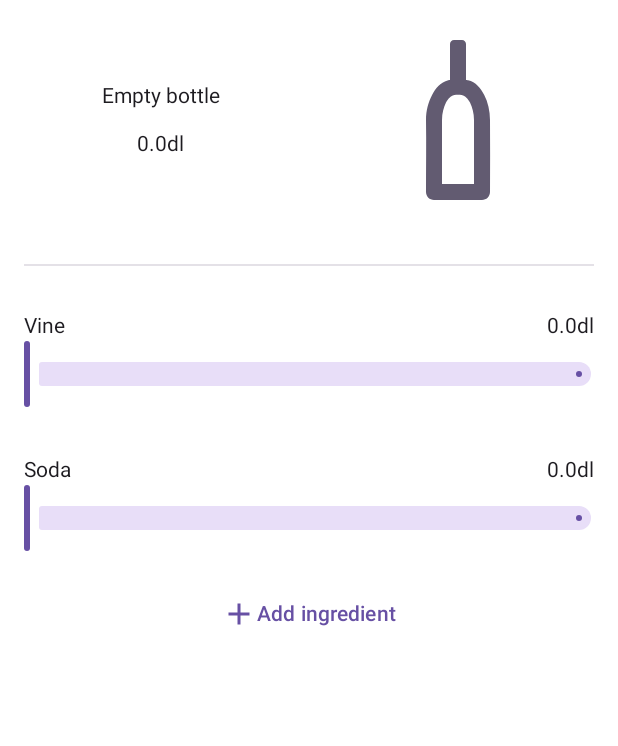
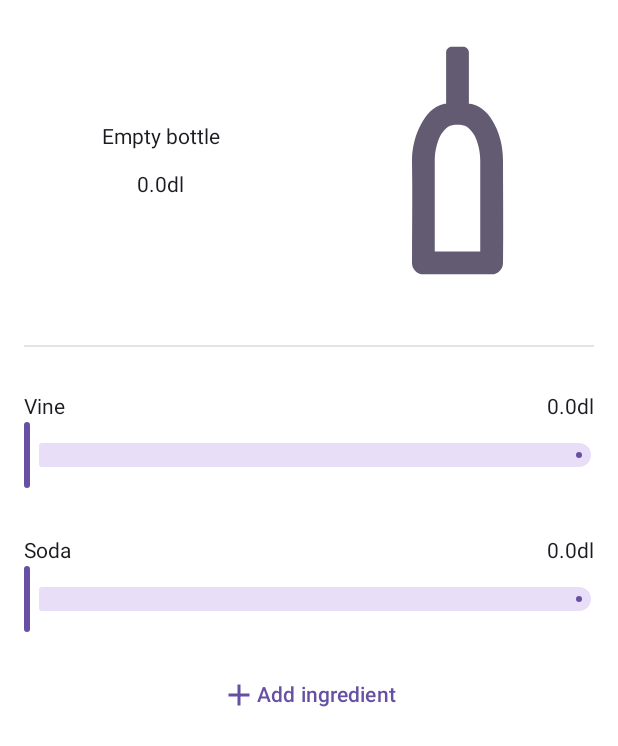
Before and after one commit to WholesomeWare/Froccs, an Android app built with Jetpack Compose: the @Preview function MixingScreen, on a phone screen of 412 x 824 dp. Shown: the top 746 px of the screen. Run offline under Robolectric (Android 15) with nearby library versions, the phone set to English and light mode, and no system bars.

Commit message:
Vine bottle separated and made it larger

```diff
--- a/app/src/main/java/com/csakitheone/froccs/ui/components/MixingScreen.kt
+++ b/app/src/main/java/com/csakitheone/froccs/ui/components/MixingScreen.kt
@@ -1,6 +1,5 @@
 package com.csakitheone.froccs.ui.components
 
-import android.content.ComponentName
 import android.content.Context
 import android.content.Intent
 import android.content.pm.LabeledIntent
@@ -29,7 +28,6 @@ import androidx.compose.ui.res.stringResource
 import androidx.compose.ui.tooling.preview.Preview
 import androidx.compose.ui.unit.dp
 import com.csakitheone.froccs.CellarActivity
-import com.csakitheone.froccs.MainActivity
 import com.csakitheone.froccs.R
 import com.csakitheone.froccs.data.Data
 import com.csakitheone.froccs.data.Temp
@@ -38,7 +36,7 @@ import com.csakitheone.froccs.model.Recipe
 import com.csakitheone.froccs.helper.Helper.Companion.roundToPreference
 import kotlin.math.min
 
-@Preview
+@Preview(showBackground = true)
 @Composable
 fun MixingScreen() {
     val context = LocalContext.current
@@ -141,33 +139,6 @@ fun MixingScreen() {
                 onRefreshRequest = {
                     ingredients = Data.getIngredients()
                 }
-            )
-        }
-    }
-}
-
-@Preview
-@Composable
-fun VineBottle(modifier: Modifier = Modifier, fullness: Float = 1f) {
-    Box(modifier = modifier, contentAlignment = Alignment.Center) {
-        Box(
-            modifier = Modifier
-                .width(IntrinsicSize.Min)
-                .height(IntrinsicSize.Min),
-            contentAlignment = Alignment.BottomCenter
-        ) {
-            Box(
-                modifier = Modifier
-                    .padding(start = 48.dp, end = 48.dp, top = 42.dp, bottom = 18.dp)
-                    .clip(RoundedCornerShape(8.dp))
-                    .background(MaterialTheme.colorScheme.secondary)
-                    .fillMaxWidth()
-                    .fillMaxHeight(min(1f, fullness))
-            )
-            Image(
-                painter = painterResource(id = R.drawable.bottle_wine_outline),
-                contentDescription = null,
-                colorFilter = ColorFilter.tint(MaterialTheme.colorScheme.secondary)
             )
         }
     }
--- /dev/null
+++ b/app/src/main/java/com/csakitheone/froccs/ui/components/VineBottle.kt
@@ -0,0 +1,44 @@
+package com.csakitheone.froccs.ui.components
+
+import androidx.compose.foundation.Image
+import androidx.compose.foundation.background
+import androidx.compose.foundation.layout.*
+import androidx.compose.foundation.shape.RoundedCornerShape
+import androidx.compose.material3.MaterialTheme
+import androidx.compose.runtime.Composable
+import androidx.compose.ui.Alignment
+import androidx.compose.ui.Modifier
+import androidx.compose.ui.draw.clip
+import androidx.compose.ui.graphics.ColorFilter
+import androidx.compose.ui.res.painterResource
+import androidx.compose.ui.tooling.preview.Preview
+import androidx.compose.ui.unit.dp
+import com.csakitheone.froccs.R
+import kotlin.math.min
+
+@Preview
+@Composable
+fun VineBottle(modifier: Modifier = Modifier, fullness: Float = 1f) {
+    Box(modifier = modifier, contentAlignment = Alignment.Center) {
+        Box(
+            modifier = Modifier
+                .width(IntrinsicSize.Min)
+                .height(IntrinsicSize.Min),
+            contentAlignment = Alignment.BottomCenter
+        ) {
+            Box(
+                modifier = Modifier
+                    .padding(start = 64.dp, end = 64.dp, top = 60.dp, bottom = 18.dp)
+                    .clip(RoundedCornerShape(8.dp))
+                    .background(MaterialTheme.colorScheme.secondary)
+                    .fillMaxWidth()
+                    .fillMaxHeight(min(1f, fullness))
+            )
+            Image(
+                painter = painterResource(id = R.drawable.bottle_wine_outline),
+                contentDescription = null,
+                colorFilter = ColorFilter.tint(MaterialTheme.colorScheme.secondary)
+            )
+        }
+    }
+}
--- a/app/src/main/res/drawable/bottle_wine_outline.xml
+++ b/app/src/main/res/drawable/bottle_wine_outline.xml
@@ -1,7 +1,7 @@
 <!-- drawable/bottle_wine_outline.xml -->
 <vector xmlns:android="http://schemas.android.com/apk/res/android"
-    android:height="128dp"
-    android:width="128dp"
+    android:height="200dp"
+    android:width="200dp"
     android:viewportWidth="24"
     android:viewportHeight="24"
     android:tint="?attr/colorSecondary">
```
